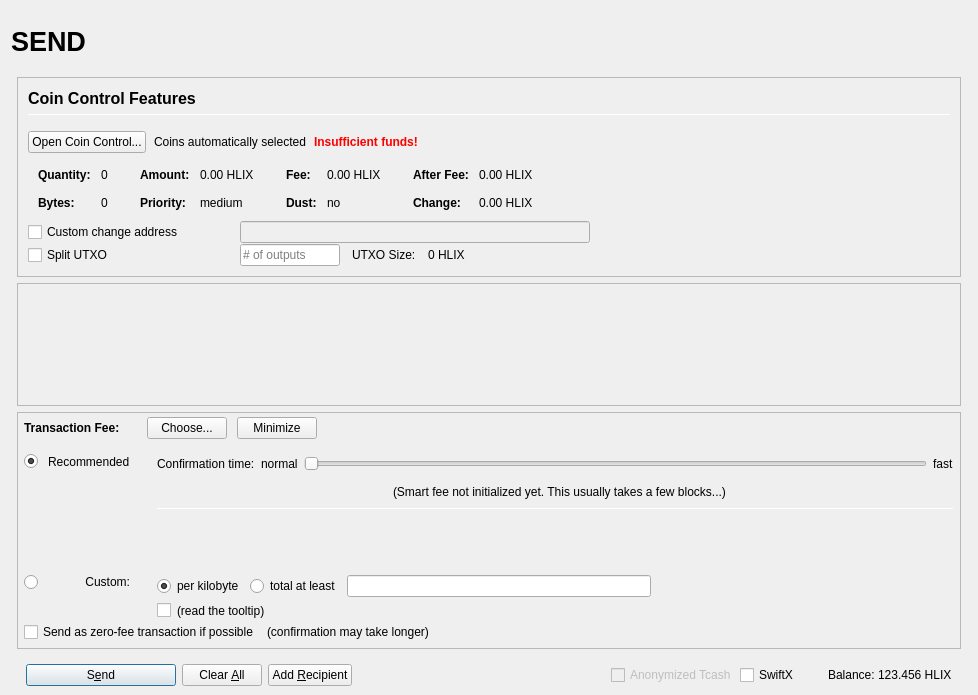
Qt form src/qt/forms/sendcoinsdialog.ui (noodlespan/helix) before a commit.
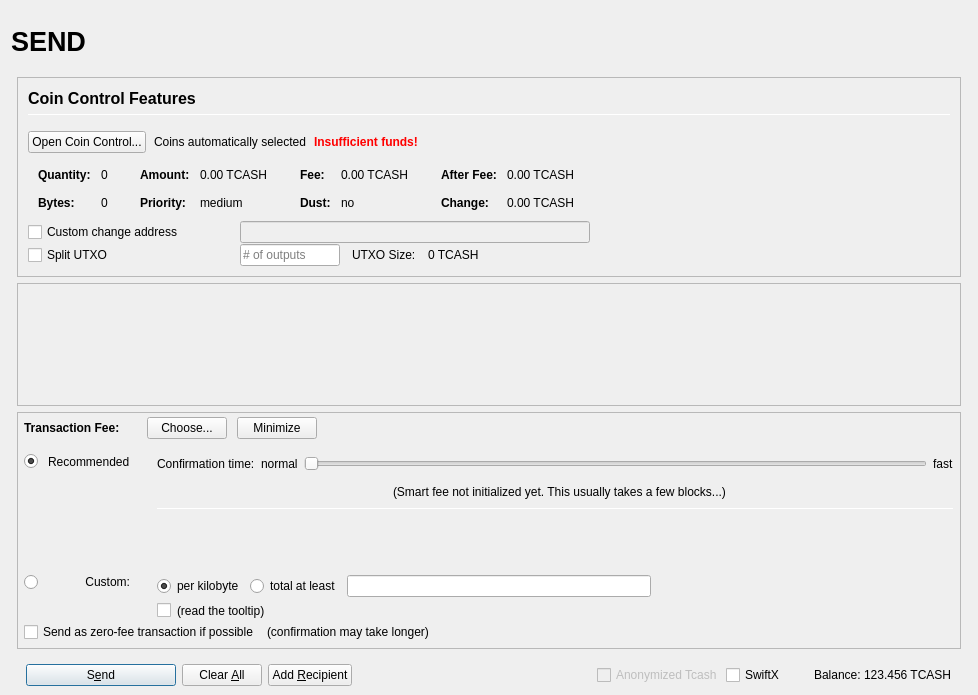
The same form after that commit. Icons and pictures are not drawn. Custom widgets are drawn as their Qt base class.

```diff
--- a/src/qt/forms/sendcoinsdialog.ui
+++ b/src/qt/forms/sendcoinsdialog.ui
@@ -493,7 +493,7 @@
                         <enum>Qt::ActionsContextMenu</enum>
                        </property>
                        <property name="text">
-                        <string notr="true">0.00 HLIX</string>
+                        <string notr="true">0.00 TCASH</string>
                        </property>
                        <property name="textInteractionFlags">
                         <set>Qt::LinksAccessibleByMouse|Qt::TextSelectableByKeyboard|Qt::TextSelectableByMouse</set>
@@ -573,7 +573,7 @@
                         <enum>Qt::ActionsContextMenu</enum>
                        </property>
                        <property name="text">
-                        <string notr="true">0.00 HLIX</string>
+                        <string notr="true">0.00 TCASH</string>
                        </property>
                        <property name="textInteractionFlags">
                         <set>Qt::LinksAccessibleByMouse|Qt::TextSelectableByKeyboard|Qt::TextSelectableByMouse</set>
@@ -653,7 +653,7 @@
                         <enum>Qt::ActionsContextMenu</enum>
                        </property>
                        <property name="text">
-                        <string notr="true">0.00 HLIX</string>
+                        <string notr="true">0.00 TCASH</string>
                        </property>
                        <property name="textInteractionFlags">
                         <set>Qt::LinksAccessibleByMouse|Qt::TextSelectableByKeyboard|Qt::TextSelectableByMouse</set>
@@ -682,7 +682,7 @@
                         <enum>Qt::ActionsContextMenu</enum>
                        </property>
                        <property name="text">
-                        <string notr="true">0.00 HLIX</string>
+                        <string notr="true">0.00 TCASH</string>
                        </property>
                        <property name="textInteractionFlags">
                         <set>Qt::LinksAccessibleByMouse|Qt::TextSelectableByKeyboard|Qt::TextSelectableByMouse</set>
@@ -849,7 +849,7 @@
                 <item>
                  <widget class="QLabel" name="labelBlockSize">
                   <property name="text">
-                   <string>0 HLIX</string>
+                   <string>0 TCASH</string>
                   </property>
                  </widget>
                 </item>
@@ -1725,7 +1725,7 @@
                 <cursorShape>IBeamCursor</cursorShape>
                </property>
                <property name="text">
-                <string notr="true">123.456 HLIX</string>
+                <string notr="true">123.456 TCASH</string>
                </property>
                <property name="textInteractionFlags">
                 <set>Qt::LinksAccessibleByMouse|Qt::TextSelectableByKeyboard|Qt::TextSelectableByMouse</set>
```
Left out of the diff: 6 changed lines with no effect on the pictures.
